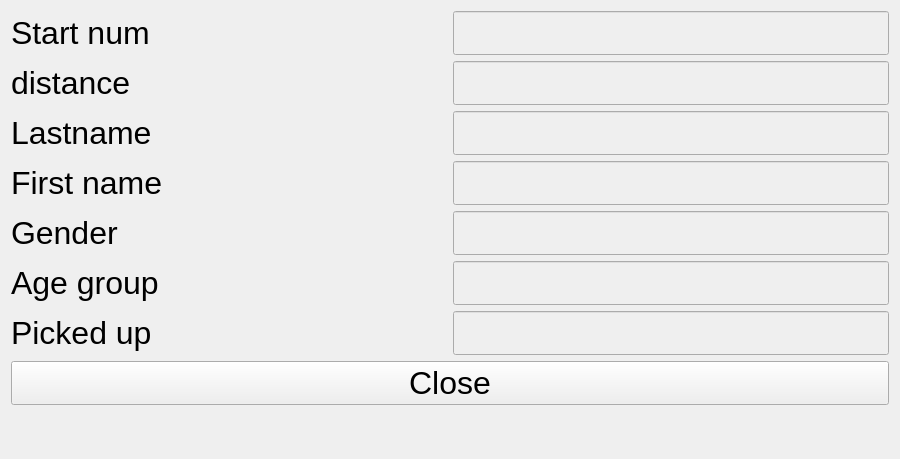
This is src/views/chipcontroll/chipcontroll.ui in stivehu/um3 as Qt 5 draws it before an edit. The edited form follows.
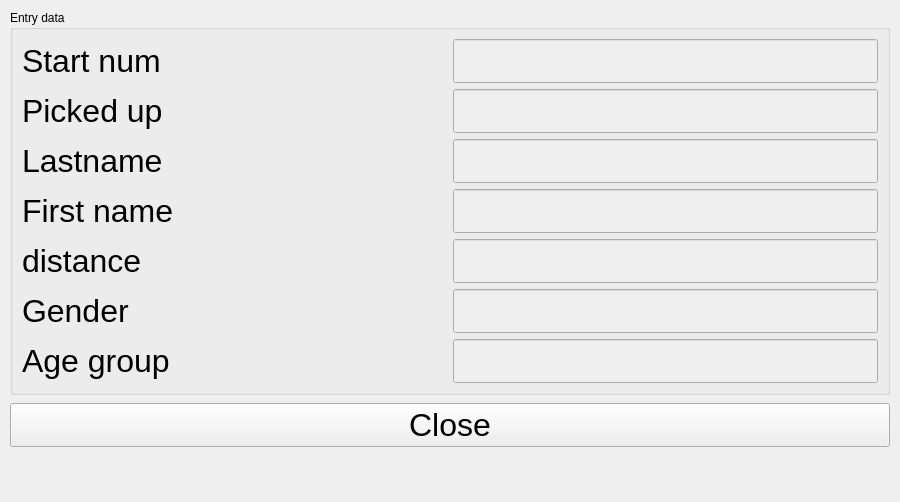
This is the edited form.

```diff
--- a/src/views/chipcontroll/chipcontroll.ui
+++ b/src/views/chipcontroll/chipcontroll.ui
@@ -10,7 +10,7 @@
     <x>0</x>
     <y>0</y>
     <width>900</width>
-    <height>414</height>
+    <height>440</height>
    </rect>
   </property>
   <property name="windowTitle">
@@ -20,50 +20,33 @@
    <string notr="true"/>
   </property>
   <layout class="QVBoxLayout" name="verticalLayout">
+   <property name="leftMargin">
+    <number>10</number>
+   </property>
+   <property name="topMargin">
+    <number>10</number>
+   </property>
+   <property name="rightMargin">
+    <number>10</number>
+   </property>
+   <property name="bottomMargin">
+    <number>10</number>
+   </property>
+   <property name="spacing">
+    <number>8</number>
+   </property>
    <property name="sizeConstraint">
     <enum>QLayout::SetDefaultConstraint</enum>
    </property>
    <item>
+    <widget class="QGroupBox" name="entryDataGroupBox">
+     <property name="title">
+      <string>Entry data</string>
+     </property>
     <layout class="QGridLayout" name="gridLayout">
-     <item row="6" column="0">
-      <widget class="QLabel" name="genderLabel">
-       <property name="sizePolicy">
-        <sizepolicy hsizetype="Expanding" vsizetype="Expanding">
-         <horstretch>0</horstretch>
-         <verstretch>0</verstretch>
-        </sizepolicy>
-       </property>
-       <property name="font">
-        <font>
-         <pointsize>24</pointsize>
-        </font>
-       </property>
-       <property name="text">
-        <string>Gender</string>
-       </property>
-      </widget>
-     </item>
-     <item row="7" column="1">
-      <widget class="QLineEdit" name="agegroupLineEdit">
-       <property name="enabled">
-        <bool>false</bool>
-       </property>
-       <property name="sizePolicy">
-        <sizepolicy hsizetype="Expanding" vsizetype="Expanding">
-         <horstretch>0</horstretch>
-         <verstretch>0</verstretch>
-        </sizepolicy>
-       </property>
-       <property name="font">
-        <font>
-         <pointsize>24</pointsize>
-        </font>
-       </property>
-       <property name="styleSheet">
-        <string notr="true">color: rgb(0, 0, 0);</string>
-       </property>
-      </widget>
-     </item>
+      <property name="verticalSpacing">
+       <number>6</number>
+      </property>
      <item row="0" column="0">
       <widget class="QLabel" name="startNumLabel">
        <property name="sizePolicy">
@@ -82,123 +65,6 @@
        </property>
       </widget>
      </item>
-     <item row="3" column="0">
-      <widget class="QLabel" name="lastnameLabel">
-       <property name="sizePolicy">
-        <sizepolicy hsizetype="Expanding" vsizetype="Expanding">
-         <horstretch>0</horstretch>
-         <verstretch>0</verstretch>
-        </sizepolicy>
-       </property>
-       <property name="font">
-        <font>
-         <pointsize>24</pointsize>
-        </font>
-       </property>
-       <property name="text">
-        <string>Lastname</string>
-       </property>
-      </widget>
-     </item>
-     <item row="3" column="1">
-      <widget class="QLineEdit" name="lastnameLineEdit">
-       <property name="enabled">
-        <bool>false</bool>
-       </property>
-       <property name="sizePolicy">
-        <sizepolicy hsizetype="Expanding" vsizetype="Expanding">
-         <horstretch>0</horstretch>
-         <verstretch>0</verstretch>
-        </sizepolicy>
-       </property>
-       <property name="font">
-        <font>
-         <pointsize>24</pointsize>
-        </font>
-       </property>
-       <property name="styleSheet">
-        <string notr="true">color: rgb(0, 0, 0);</string>
-       </property>
-      </widget>
-     </item>
-     <item row="7" column="0">
-      <widget class="QLabel" name="agegroupLabel">
-       <property name="sizePolicy">
-        <sizepolicy hsizetype="Expanding" vsizetype="Expanding">
-         <horstretch>0</horstretch>
-         <verstretch>0</verstretch>
-        </sizepolicy>
-       </property>
-       <property name="font">
-        <font>
-         <pointsize>24</pointsize>
-        </font>
-       </property>
-       <property name="text">
-        <string>Age group</string>
-       </property>
-      </widget>
-     </item>
-     <item row="6" column="1">
-      <widget class="QLineEdit" name="genderLineEdit">
-       <property name="enabled">
-        <bool>false</bool>
-       </property>
-       <property name="sizePolicy">
-        <sizepolicy hsizetype="Expanding" vsizetype="Expanding">
-         <horstretch>0</horstretch>
-         <verstretch>0</verstretch>
-        </sizepolicy>
-       </property>
-       <property name="font">
-        <font>
-         <pointsize>24</pointsize>
-        </font>
-       </property>
-       <property name="styleSheet">
-        <string notr="true">color: rgb(0, 0, 0);</string>
-       </property>
-      </widget>
-     </item>
-     <item row="1" column="0">
-      <widget class="QLabel" name="distanceLabel">
-       <property name="sizePolicy">
-        <sizepolicy hsizetype="Expanding" vsizetype="Expanding">
-         <horstretch>0</horstretch>
-         <verstretch>0</verstretch>
-        </sizepolicy>
-       </property>
-       <property name="font">
-        <font>
-         <pointsize>24</pointsize>
-        </font>
-       </property>
-       <property name="text">
-        <string>distance</string>
-       </property>
-      </widget>
-     </item>
-     <item row="1" column="1">
-      <widget class="QLineEdit" name="distanceLineEdit">
-       <property name="enabled">
-        <bool>false</bool>
-       </property>
-       <property name="sizePolicy">
-        <sizepolicy hsizetype="Expanding" vsizetype="Expanding">
-         <horstretch>0</horstretch>
-         <verstretch>0</verstretch>
-        </sizepolicy>
-       </property>
-       <property name="font">
-        <font>
-         <pointsize>24</pointsize>
-        </font>
-       </property>
-       <property name="styleSheet">
-        <string notr="true">color: rgb(0, 0, 0);</string>
-       </property>
-      </widget>
-     </item>
      <item row="0" column="1">
       <widget class="QLineEdit" name="startnumLineEdit">
        <property name="enabled">
@@ -220,7 +86,7 @@
        </property>
       </widget>
      </item>
-     <item row="8" column="0">
+      <item row="1" column="0">
       <widget class="QLabel" name="pickedupLabel">
        <property name="sizePolicy">
         <sizepolicy hsizetype="Expanding" vsizetype="Expanding">
@@ -238,28 +104,7 @@
        </property>
       </widget>
      </item>
-     <item row="4" column="1">
-      <widget class="QLineEdit" name="firstnameLineEdit">
-       <property name="enabled">
-        <bool>false</bool>
-       </property>
-       <property name="sizePolicy">
-        <sizepolicy hsizetype="Expanding" vsizetype="Expanding">
-         <horstretch>0</horstretch>
-         <verstretch>0</verstretch>
-        </sizepolicy>
-       </property>
-       <property name="font">
-        <font>
-         <pointsize>24</pointsize>
-        </font>
-       </property>
-       <property name="styleSheet">
-        <string notr="true">color: rgb(0, 0, 0);</string>
-       </property>
-      </widget>
-     </item>
-     <item row="8" column="1">
+      <item row="1" column="1">
       <widget class="QLineEdit" name="pickedupLineEdit">
        <property name="enabled">
         <bool>false</bool>
@@ -280,7 +125,46 @@
        </property>
       </widget>
      </item>
-     <item row="4" column="0">
+      <item row="2" column="0">
+       <widget class="QLabel" name="lastnameLabel">
+        <property name="sizePolicy">
+         <sizepolicy hsizetype="Expanding" vsizetype="Expanding">
+          <horstretch>0</horstretch>
+          <verstretch>0</verstretch>
+         </sizepolicy>
+        </property>
+        <property name="font">
+         <font>
+          <pointsize>24</pointsize>
+         </font>
+        </property>
+        <property name="text">
+         <string>Lastname</string>
+        </property>
+       </widget>
+      </item>
+      <item row="2" column="1">
+       <widget class="QLineEdit" name="lastnameLineEdit">
+        <property name="enabled">
+         <bool>false</bool>
+        </property>
+        <property name="sizePolicy">
+         <sizepolicy hsizetype="Expanding" vsizetype="Expanding">
+          <horstretch>0</horstretch>
+          <verstretch>0</verstretch>
+         </sizepolicy>
+        </property>
+        <property name="font">
+         <font>
+          <pointsize>24</pointsize>
+         </font>
+        </property>
+        <property name="styleSheet">
+         <string notr="true">color: rgb(0, 0, 0);</string>
+        </property>
+       </widget>
+      </item>
+      <item row="3" column="0">
       <widget class="QLabel" name="firstnameLabel">
        <property name="sizePolicy">
         <sizepolicy hsizetype="Expanding" vsizetype="Expanding">
@@ -298,7 +182,146 @@
        </property>
       </widget>
      </item>
-    </layout>
+      <item row="3" column="1">
+       <widget class="QLineEdit" name="firstnameLineEdit">
+        <property name="enabled">
+         <bool>false</bool>
+        </property>
+        <property name="sizePolicy">
+         <sizepolicy hsizetype="Expanding" vsizetype="Expanding">
+          <horstretch>0</horstretch>
+          <verstretch>0</verstretch>
+         </sizepolicy>
+        </property>
+        <property name="font">
+         <font>
+          <pointsize>24</pointsize>
+         </font>
+        </property>
+        <property name="styleSheet">
+         <string notr="true">color: rgb(0, 0, 0);</string>
+        </property>
+       </widget>
+      </item>
+      <item row="4" column="0">
+       <widget class="QLabel" name="distanceLabel">
+        <property name="sizePolicy">
+         <sizepolicy hsizetype="Expanding" vsizetype="Expanding">
+          <horstretch>0</horstretch>
+          <verstretch>0</verstretch>
+         </sizepolicy>
+        </property>
+        <property name="font">
+         <font>
+          <pointsize>24</pointsize>
+         </font>
+        </property>
+        <property name="text">
+         <string>distance</string>
+        </property>
+       </widget>
+      </item>
+      <item row="4" column="1">
+       <widget class="QLineEdit" name="distanceLineEdit">
+        <property name="enabled">
+         <bool>false</bool>
+        </property>
+        <property name="sizePolicy">
+         <sizepolicy hsizetype="Expanding" vsizetype="Expanding">
+          <horstretch>0</horstretch>
+          <verstretch>0</verstretch>
+         </sizepolicy>
+        </property>
+        <property name="font">
+         <font>
+          <pointsize>24</pointsize>
+         </font>
+        </property>
+        <property name="styleSheet">
+         <string notr="true">color: rgb(0, 0, 0);</string>
+        </property>
+       </widget>
+      </item>
+      <item row="5" column="0">
+       <widget class="QLabel" name="genderLabel">
+        <property name="sizePolicy">
+         <sizepolicy hsizetype="Expanding" vsizetype="Expanding">
+          <horstretch>0</horstretch>
+          <verstretch>0</verstretch>
+         </sizepolicy>
+        </property>
+        <property name="font">
+         <font>
+          <pointsize>24</pointsize>
+         </font>
+        </property>
+        <property name="text">
+         <string>Gender</string>
+        </property>
+       </widget>
+      </item>
+      <item row="5" column="1">
+       <widget class="QLineEdit" name="genderLineEdit">
+        <property name="enabled">
+         <bool>false</bool>
+        </property>
+        <property name="sizePolicy">
+         <sizepolicy hsizetype="Expanding" vsizetype="Expanding">
+          <horstretch>0</horstretch>
+          <verstretch>0</verstretch>
+         </sizepolicy>
+        </property>
+        <property name="font">
+         <font>
+          <pointsize>24</pointsize>
+         </font>
+        </property>
+        <property name="styleSheet">
+         <string notr="true">color: rgb(0, 0, 0);</string>
+        </property>
+       </widget>
+      </item>
+      <item row="6" column="0">
+       <widget class="QLabel" name="agegroupLabel">
+        <property name="sizePolicy">
+         <sizepolicy hsizetype="Expanding" vsizetype="Expanding">
+          <horstretch>0</horstretch>
+          <verstretch>0</verstretch>
+         </sizepolicy>
+        </property>
+        <property name="font">
+         <font>
+          <pointsize>24</pointsize>
+         </font>
+        </property>
+        <property name="text">
+         <string>Age group</string>
+        </property>
+       </widget>
+      </item>
+      <item row="6" column="1">
+       <widget class="QLineEdit" name="agegroupLineEdit">
+        <property name="enabled">
+         <bool>false</bool>
+        </property>
+        <property name="sizePolicy">
+         <sizepolicy hsizetype="Expanding" vsizetype="Expanding">
+          <horstretch>0</horstretch>
+          <verstretch>0</verstretch>
+         </sizepolicy>
+        </property>
+        <property name="font">
+         <font>
+          <pointsize>24</pointsize>
+         </font>
+        </property>
+        <property name="styleSheet">
+         <string notr="true">color: rgb(0, 0, 0);</string>
+        </property>
+       </widget>
+      </item>
+     </layout>
+    </widget>
    </item>
    <item>
     <widget class="QPushButton" name="closePushButton">
```
Lines whose indentation alone changed are shown as unchanged.
